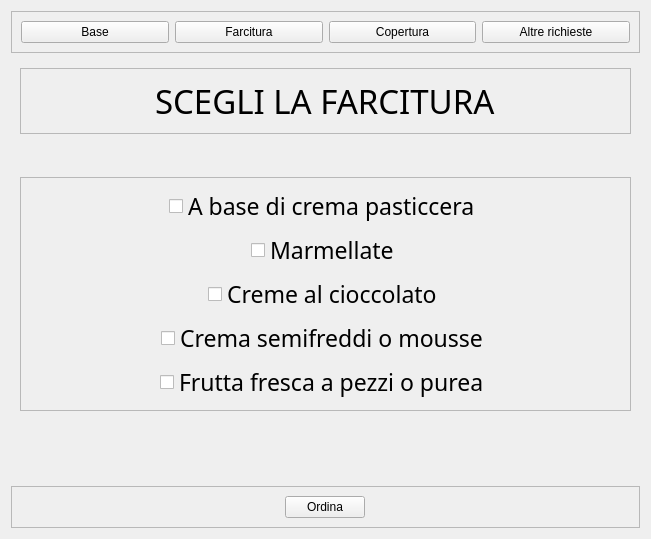
This is projectIS/torta/view/Personalizza_torta.ui in chritianchiappa/progetto_panificio as Qt 5 draws it before an edit. The edited form follows.
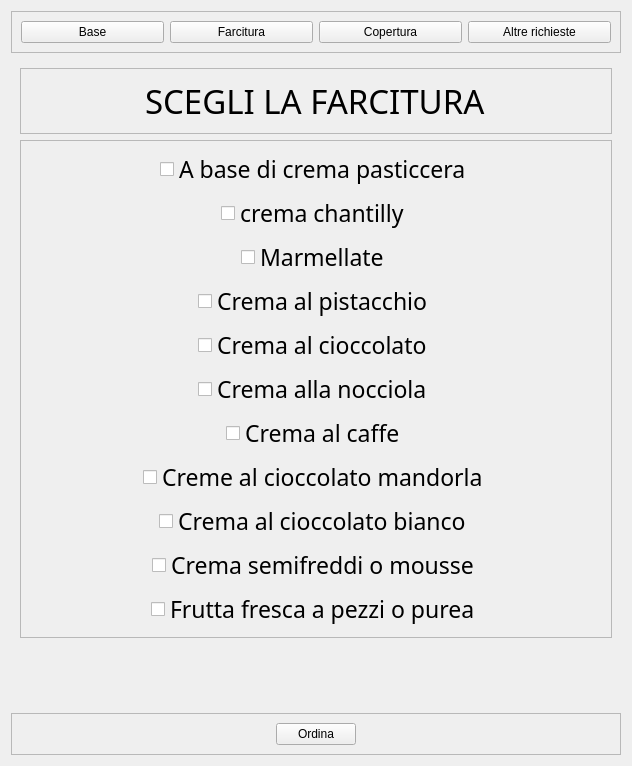
This is the edited form. The open tabs and pages were chosen to show the change.

The edit to the form file:
```diff
--- a/projectIS/torta/view/Personalizza_torta.ui
+++ b/projectIS/torta/view/Personalizza_torta.ui
@@ -6,8 +6,8 @@
    <rect>
     <x>0</x>
     <y>0</y>
-    <width>651</width>
-    <height>539</height>
+    <width>632</width>
+    <height>624</height>
    </rect>
   </property>
   <property name="windowTitle">
@@ -212,6 +212,13 @@
             </property>
            </widget>
           </item>
+          <item alignment="Qt::AlignHCenter">
+           <widget class="QCheckBox" name="checkBox_7">
+            <property name="text">
+             <string>crema chantilly</string>
+            </property>
+           </widget>
+          </item>
           <item alignment="Qt::AlignHCenter">
            <widget class="QCheckBox" name="checkBox_2">
             <property name="text">
@@ -220,9 +227,44 @@
            </widget>
           </item>
           <item alignment="Qt::AlignHCenter">
-           <widget class="QCheckBox" name="checkBox_7">
+           <widget class="QCheckBox" name="checkBox_9">
             <property name="text">
-             <string>Creme al cioccolato</string>
+             <string>Crema al pistacchio</string>
+            </property>
+           </widget>
+          </item>
+          <item alignment="Qt::AlignHCenter">
+           <widget class="QCheckBox" name="checkBox_16">
+            <property name="text">
+             <string>Crema al cioccolato</string>
+            </property>
+           </widget>
+          </item>
+          <item alignment="Qt::AlignHCenter">
+           <widget class="QCheckBox" name="checkBox_11">
+            <property name="text">
+             <string>Crema alla nocciola</string>
+            </property>
+           </widget>
+          </item>
+          <item alignment="Qt::AlignHCenter">
+           <widget class="QCheckBox" name="checkBox_10">
+            <property name="text">
+             <string>Crema al caffe</string>
+            </property>
+           </widget>
+          </item>
+          <item alignment="Qt::AlignHCenter">
+           <widget class="QCheckBox" name="checkBox_15">
+            <property name="text">
+             <string>Creme al cioccolato mandorla</string>
+            </property>
+           </widget>
+          </item>
+          <item alignment="Qt::AlignHCenter">
+           <widget class="QCheckBox" name="checkBox_14">
+            <property name="text">
+             <string>Crema al cioccolato bianco</string>
             </property>
            </widget>
           </item>
```
